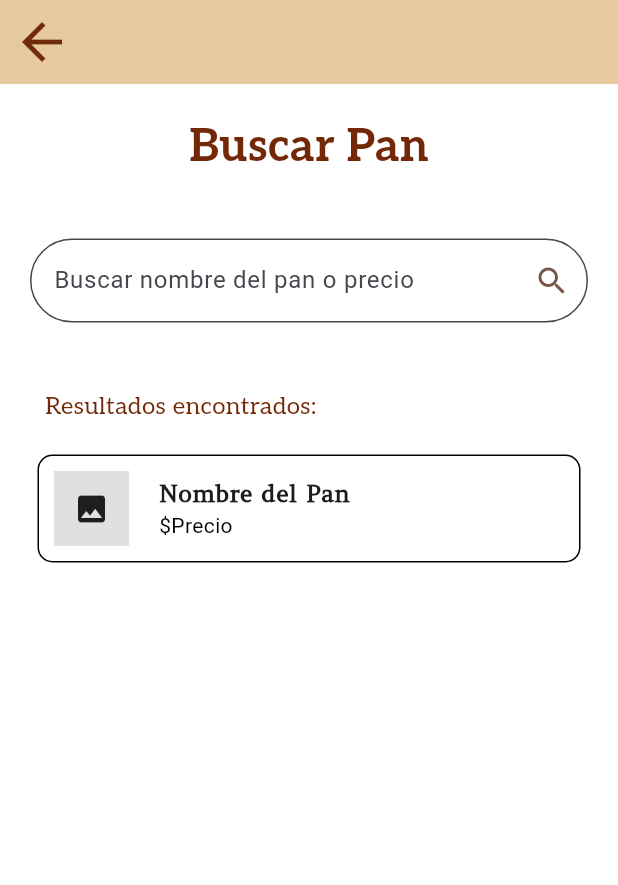
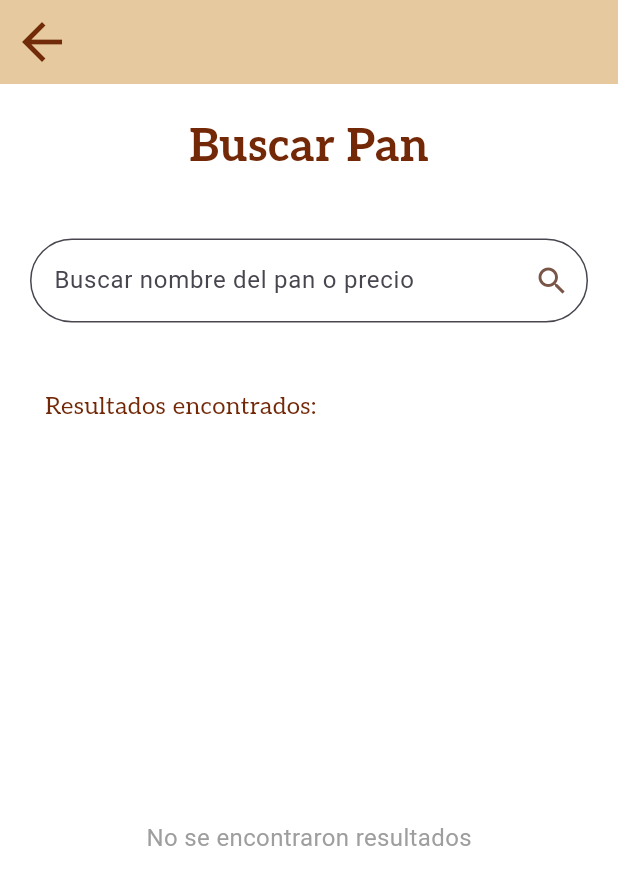
Before and after one commit to LitzyDiaz0/RinconDelPan, a Flutter app: the DetallesDelPanPage screen opened directly, after a tap on the "arrow back" icon, on a phone screen of 412 x 824 dp. Shown: the top 885 px of the screen. Run offline on Flutter 3.47's test engine with Material 3 defaults, Android fonts, the phone set to English and light mode, and no system bars; our stand-ins replace image_picker, logger, sqflite; accounts and stored records are empty.

Commit message:
insercion de logica en buscar pan pero sin imagen

```diff
--- /dev/null
+++ b/lib/models/ventas.dart
@@ -0,0 +1,37 @@
+class Venta {
+  int? idVenta; // Llave primaria
+  int idProducto; // Llave foránea de la tabla productos
+  double precio;
+  int cantidad;
+  double total;
+
+  Venta({
+    this.idVenta,
+    required this.idProducto,
+    required this.precio,
+    required this.cantidad,
+    required this.total,
+  });
+
+  // Convertir la Venta a un Map para almacenarlo en la base de datos
+  Map<String, dynamic> toMap() {
+    return {
+      'id_venta': idVenta,
+      'id_producto': idProducto,
+      'precio': precio,
+      'cantidad': cantidad,
+      'total': total,
+    };
+  }
+
+  // Crear una Venta desde un Map
+  factory Venta.fromMap(Map<String, dynamic> map) {
+    return Venta(
+      idVenta: map['id_venta'],
+      idProducto: map['id_producto'],
+      precio: map['precio'],
+      cantidad: map['cantidad'],
+      total: map['total'],
+    );
+  }
+}
--- a/lib/pages/busqueda.dart
+++ b/lib/pages/busqueda.dart
@@ -1,6 +1,7 @@
 import 'package:flutter/material.dart';
-import './detallespan.dart';
-import './puntoventa.dart';
+import '../models/producto.dart'; // Importa el archivo donde tienes tu clase Producto y método buscarProductos
+import 'puntoventa.dart';
+import '../database/db_helper.dart';
 
 class BusquedaPage extends StatefulWidget {
   const BusquedaPage({super.key});
@@ -10,8 +11,18 @@ class BusquedaPage extends StatefulWidget {
 }
 
 class _BusquedaPageState extends State<BusquedaPage> {
-  String searchQuery = "";
-  int? selectedIndex; // Índice de la fila seleccionada
+  final dbHelper = DatabaseHelper();
+  String searchQuery = ""; // Texto de búsqueda
+  List<Producto> productos = []; // Lista de productos encontrados
+
+  // Método para buscar productos
+  Future<void> buscarProductos(String query) async {
+    // Reemplaza 'tu_instancia_de_base_de_datos' por la instancia de tu servicio o base de datos
+    final resultados = await dbHelper.buscarProductos(query);
+    setState(() {
+      productos = resultados;
+    });
+  }
 
   @override
   Widget build(BuildContext context) {
@@ -52,14 +63,12 @@ class _BusquedaPageState extends State<BusquedaPage> {
             ),
           ),
           const SizedBox(height: 40),
-          // Input de búsqueda con ícono integrado
+          // Input de búsqueda
           Padding(
             padding: const EdgeInsets.symmetric(horizontal: 20),
             child: TextField(
               onChanged: (value) {
-                setState(() {
                 searchQuery = value;
-                });
               },
               decoration: InputDecoration(
                 hintText: "Buscar nombre del pan o precio",
@@ -72,19 +81,14 @@ class _BusquedaPageState extends State<BusquedaPage> {
                 suffixIcon: IconButton(
                   icon: const Icon(Icons.search, color: Colors.brown),
                   onPressed: () {
-                    Navigator.pushReplacement(
-                      context,
-                      MaterialPageRoute(
-                        builder: (context) => const DetallesDelPanPage(),
-                      ),
-                    );
+                    buscarProductos(searchQuery);
                   },
                 ),
               ),
             ),
           ),
           const SizedBox(height: 45),
-          // Título de resultados encontrados
+          // Título de resultados
           const Padding(
             padding: EdgeInsets.symmetric(horizontal: 30),
             child: Align(
@@ -99,16 +103,17 @@ class _BusquedaPageState extends State<BusquedaPage> {
             ),
           ),
           const SizedBox(height: 10),
-          // Lista de resultados simulados
+          // Lista de resultados
           Expanded(
-            child: ListView.builder(
-              itemCount: 1, // Cambia este valor según tus resultados
+            child: productos.isNotEmpty
+                ? ListView.builder(
+                    itemCount: productos.length,
                     itemBuilder: (context, index) {
+                      final producto = productos[index];
                       return GestureDetector(
                         onTap: () {
-                    // Actualiza el índice seleccionado
                           setState(() {
-                      selectedIndex = index;
+                            // Puedes implementar alguna acción al seleccionar un producto
                           });
                         },
                         child: Container(
@@ -120,37 +125,38 @@ class _BusquedaPageState extends State<BusquedaPage> {
                           decoration: BoxDecoration(
                             border: Border.all(color: Colors.black),
                             borderRadius: BorderRadius.circular(10),
-                      color: selectedIndex == index
-                          ? const Color.fromARGB(255, 255, 238,
-                              192) // Color amarillo si está seleccionado
-                          : Colors
-                              .white, // Color blanco si no está seleccionado
+                            color: Colors.white,
                           ),
                           child: Row(
                             children: [
-                        // Imagen del pan
+                              // Imagen del producto
                               Container(
                                 width: 50,
                                 height: 50,
-                          color: Colors.grey[300], // Placeholder de imagen
-                          child: const Icon(Icons.image),
+                                decoration: BoxDecoration(
+                                  borderRadius: BorderRadius.circular(5),
+                                  image: DecorationImage(
+                                    image: NetworkImage(producto.imagen),
+                                    fit: BoxFit.cover,
+                                  ),
+                                ),
                               ),
                               const SizedBox(width: 20),
-                        // Nombre y precio del pan
+                              // Nombre y precio del producto
                               Expanded(
                                 child: Column(
                                   crossAxisAlignment: CrossAxisAlignment.start,
-                            children: const [
+                                  children: [
                                     Text(
-                                "Nombre del Pan",
-                                style: TextStyle(
+                                      producto.nombre,
+                                      style: const TextStyle(
                                           fontSize: 16,
                                           fontWeight: FontWeight.bold,
                                           fontFamily: 'Amethysta'),
                                     ),
                                     Text(
-                                "\$Precio",
-                                style: TextStyle(
+                                      "\$${producto.precio.toStringAsFixed(2)}",
+                                      style: const TextStyle(
                                         fontSize: 14,
                                         color: Color.fromARGB(255, 0, 0, 0),
                                       ),
@@ -163,6 +169,12 @@ class _BusquedaPageState extends State<BusquedaPage> {
                         ),
                       );
                     },
+                  )
+                : const Center(
+                    child: Text(
+                      "No se encontraron resultados",
+                      style: TextStyle(color: Colors.grey, fontSize: 16),
+                    ),
                   ),
           ),
         ],
--- a/lib/pages/detallespan.dart
+++ b/lib/pages/detallespan.dart
@@ -93,7 +93,7 @@ class DetallesDelPanPage extends StatelessWidget {
                         ),
                         SizedBox(height: 10),
                         Text(
-                          "Cantidad: XX ",
+                          "Sabor: XX ",
                           style: TextStyle(fontSize: 16),
                         ),
                         SizedBox(height: 10),
```
Also changed, not shown: lib/database/db_helper.dart (+58 -1 lines). Lines whose indentation alone changed are shown as unchanged.
